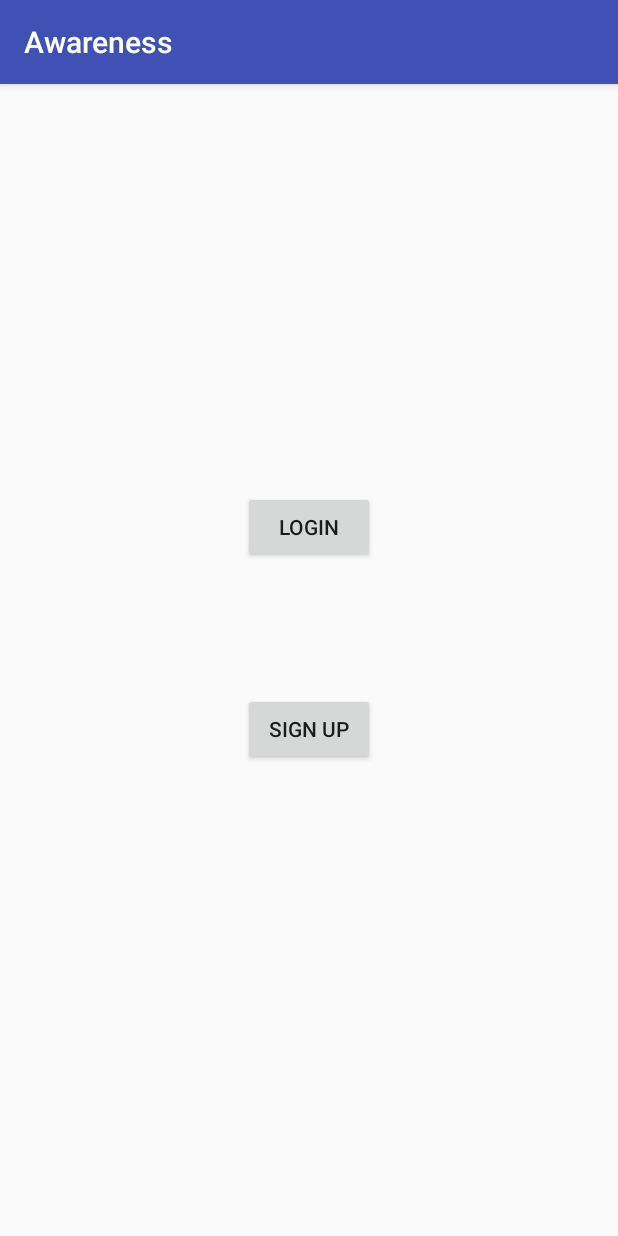
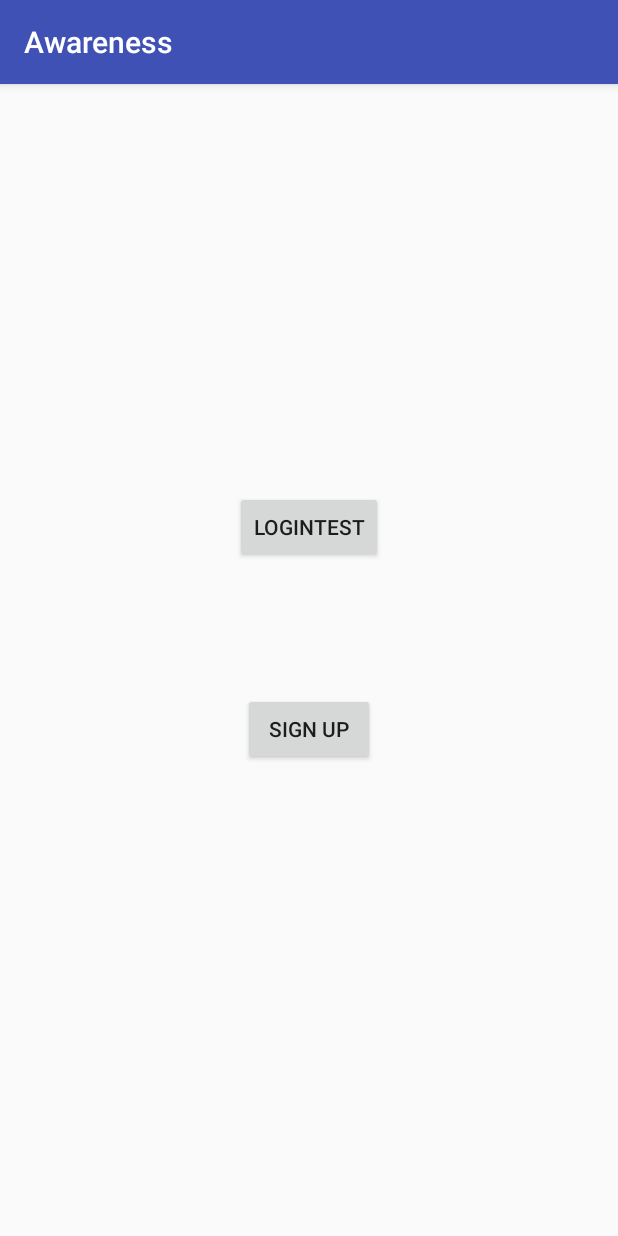
Before and after one commit to ankitrajan/Awareness, an Android app: the screen it shows after launch (LogoActivity), on a phone screen of 412 x 824 dp. Run offline under Robolectric (Android 15) with nearby library versions, the phone set to English and light mode, and no system bars.

Commit message:
testing ahmed branch

```diff
--- a/app/src/main/res/layout/activity_logo.xml
+++ b/app/src/main/res/layout/activity_logo.xml
@@ -12,11 +12,11 @@
         android:layout_height="wrap_content"
         android:layout_marginLeft="8dp"
         android:layout_marginRight="8dp"
-        android:text="Login"
+        android:layout_marginTop="271dp"
+        android:text="LoginTest"
         app:layout_constraintLeft_toLeftOf="parent"
         app:layout_constraintRight_toRightOf="parent"
-        app:layout_constraintTop_toTopOf="parent"
-        android:layout_marginTop="271dp" />
+        app:layout_constraintTop_toTopOf="parent" />
 
     <Button
         android:id="@+id/SignUp"
```
